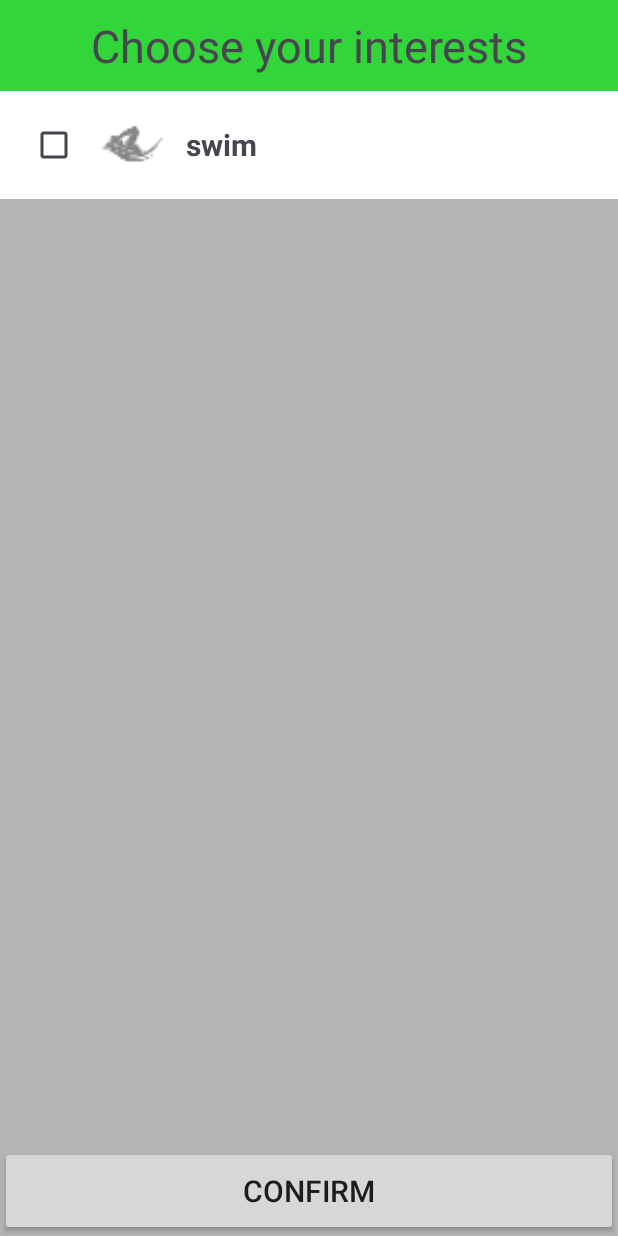
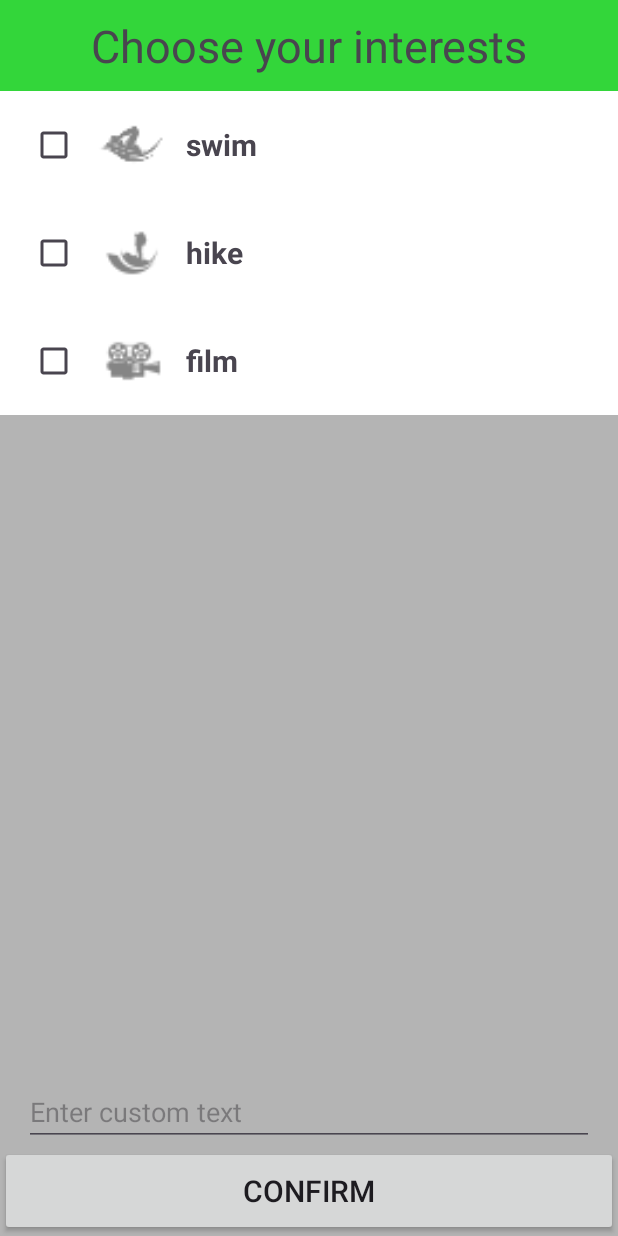
Before and after one commit to topmansam/FindMyEvent, an Android app: the screen it shows after launch (InterestsSelectionActivity), on a phone screen of 412 x 824 dp. Run offline under Robolectric (Android 15) with nearby library versions, the phone set to English and light mode, and no system bars.

Commit message:
Add a custom text field

```diff
--- a/app/src/main/java/com/example/findmyevent/InterestsSelectionActivity.java
+++ b/app/src/main/java/com/example/findmyevent/InterestsSelectionActivity.java
@@ -14,8 +14,8 @@ public class InterestsSelectionActivity extends Activity {
     RecyclerView recyclerView;
 
     // Using ArrayList to store images data
-    ArrayList interestImg = new ArrayList<>(Arrays.asList(R.drawable.swim_logo));
-    ArrayList interestName = new ArrayList<>(Arrays.asList("swim"));
+    ArrayList interestImg = new ArrayList<>(Arrays.asList(R.drawable.swim_logo,R.drawable.hike_logo,R.drawable.film_logo));
+    ArrayList interestName = new ArrayList<>(Arrays.asList("swim","hike","film"));
 
     @Override
     protected void onCreate(Bundle savedInstanceState) {
--- a/app/src/main/res/layout/activity_interests_selection.xml
+++ b/app/src/main/res/layout/activity_interests_selection.xml
@@ -29,6 +29,15 @@
             android:layout_height="match_parent" />
 
     </LinearLayout>
+    <EditText
+        android:id="@+id/editText_custom"
+        android:layout_width="match_parent"
+        android:layout_height="wrap_content"
+        android:hint="Enter custom text"
+        android:layout_marginTop="16dp"
+        android:layout_marginLeft="16dp"
+        android:layout_marginRight="16dp"
+        android:inputType="text"/>
 
     <Button
         android:id="@+id/interestsSelectButton"
```
Also changed, not shown: app/src/main/res/drawable-hdpi/film_logo.png (added), app/src/main/res/drawable-hdpi/hike_logo.png (added), app/src/main/res/drawable-mdpi/film_logo.png (added), app/src/main/res/drawable-mdpi/hike_logo.png (added), app/src/main/res/drawable-xhdpi/film_logo.png (added), app/src/main/res/drawable-xhdpi/hike_logo.png (added), app/src/main/res/drawable-xxhdpi/film_logo.png (added), app/src/main/res/drawable-xxhdpi/hike_logo.png (added), app/src/main/res/drawable-xxxhdpi/film_logo.png (added), app/src/main/res/drawable-xxxhdpi/hike_logo.png (added).
